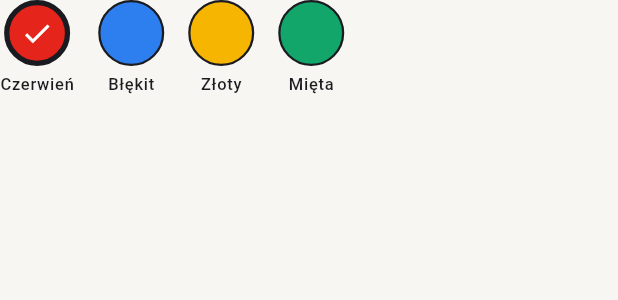
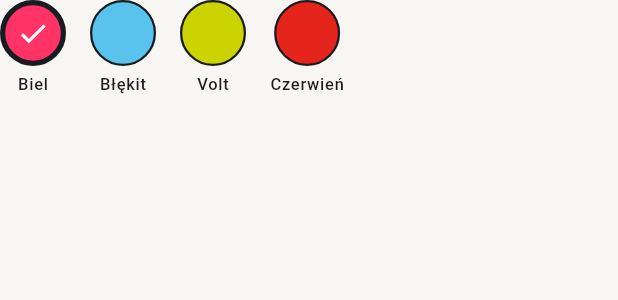
Before and after one commit to adrianbryniarski-tech/Test-e, a Flutter app: the _MangaPaletteRow widget shown alone on an empty page, opened directly, on a phone screen of 412 x 824 dp. Shown: the top 300 px of the screen. Run offline on Flutter 3.47's test engine with Material 3 defaults, Android fonts, the phone set to English and light mode, and no system bars; our stand-ins replace audioplayers, connectivity_plus, fl_chart, flutter_riverpod, go_router, permission_handler and 3 more; missing offline and left inert: vosk_flutter_2; accounts and stored records are empty; statements that could not run were skipped.

Commit message:
feat(theme): Manga wg specyfikacji — CasiOak bevel, żywe akcenty, sky blue, Space Mono (#63)
- Ścięte rogi „CasiOak" (BeveledRectangleBorder) na kartach i przyciskach.
- Żywy kolor akcentu wymuszony na ColorScheme (Material przygaszał ziarno) —
  przyciski w pełnym #FF3366 / volt / czerwień.
- Paleta wg spec: Biel (#FFF + róż), Błękit (tło #59C2ED), Volt, Czerwień.
  MangaPalette niesie teraz tło + akcent; wątek przez AppTheme/main.
- Czcionka Space Mono (monospace, techniczna) zamiast Bangers.
- Gęstszy raster screentone (gap 8, mocniejszy).

https://claude.ai/code/session_01JtSHusB6BudNpnoNKpFrCS

Co-authored-by: Claude <noreply@anthropic.com>

```diff
--- a/lib/app/theme.dart
+++ b/lib/app/theme.dart
@@ -33,14 +33,12 @@ enum AppThemeVariant {
   ),
   cyber(
     label: 'Cyber',
-    description:
-        'Neonowy zielony + czarne OLED. Cyberpunk 2026 — najlepszy w '
+    description: 'Neonowy zielony + czarne OLED. Cyberpunk 2026 — najlepszy w '
         'trybie ciemnym.',
   ),
   synthwave(
     label: 'Synthwave',
-    description:
-        'Magenta + cyan retro 80s. Mocny vibe, świetlist w ciemnym.',
+    description: 'Magenta + cyan retro 80s. Mocny vibe, świetlist w ciemnym.',
   ),
   galaktyka(
     label: 'Galaktyka',
@@ -56,20 +54,17 @@ enum AppThemeVariant {
   ),
   plastelina(
     label: 'Plastelina',
-    description:
-        'Miękkie, puszyste karty jak z gliny (claymorphism). Ciepłe '
+    description: 'Miękkie, puszyste karty jak z gliny (claymorphism). Ciepłe '
         'pastele, delikatne cienie.',
   ),
   aurora(
     label: 'Aurora',
-    description:
-        'Minimal premium: dużo bieli/czerni, wielka typografia, jeden '
+    description: 'Minimal premium: dużo bieli/czerni, wielka typografia, jeden '
         'żywy akcent. Czysto i nowocześnie.',
   ),
   dragonBall(
     label: 'Dragon Ball',
-    description:
-        'Świat Dragon Ball: pomarańcz gi i energia ki, złote akcenty, '
+    description: 'Świat Dragon Ball: pomarańcz gi i energia ki, złote akcenty, '
         'gruba „anime" typografia. Smocza kula w rogu.',
   ),
   pokemon(
@@ -80,8 +75,7 @@ enum AppThemeVariant {
   ),
   manga(
     label: 'Manga',
-    description:
-        'Czarno-biały komiks: grube czarne kontury, kropkowy raster '
+    description: 'Czarno-biały komiks: grube czarne kontury, kropkowy raster '
         '(screentone), czerwony akcent, komiksowe ikony i czcionka.',
   );
 
@@ -121,18 +115,24 @@ enum AppThemeVariant {
       };
 }
 
-/// Zestawy kolorów akcentu dla motywu „Manga" (jak różne wersje zegarków
-/// GA-2100 MNG). Zmienia kolor wiodący; reszta zostaje czarno-biała.
+/// Zestawy kolorów dla motywu „Manga" (jak wersje zegarków GA-2100 MNG).
+/// Każdy ma kolor akcentu (przyciski/akcje) i kolor tła w trybie jasnym.
+/// W trybie ciemnym tło zawsze = czysta czerń OLED.
 enum MangaPalette {
-  czerwien('Czerwień', Color(0xFFE5241B)),
-  blekit('Błękit', Color(0xFF2D7FF0)),
-  zloty('Złoty', Color(0xFFF5B500)),
-  mieta('Mięta', Color(0xFF12A66B));
+  biel('Biel', accent: Color(0xFFFF3366), background: Color(0xFFFFFFFF)),
+  blekit('Błękit', accent: Color(0xFFFF3366), background: Color(0xFF59C2ED)),
+  volt('Volt', accent: Color(0xFFCBD400), background: Color(0xFFFFFFFF)),
+  klasyk('Czerwień', accent: Color(0xFFE5241B), background: Color(0xFFFFFFFF));
 
-  const MangaPalette(this.label, this.accent);
+  const MangaPalette(
+    this.label, {
+    required this.accent,
+    required this.background,
+  });
 
   final String label;
   final Color accent;
+  final Color background;
 }
 
 /// Builder ThemeData dla wszystkich wariantów [AppThemeVariant]
@@ -145,22 +145,41 @@ class AppTheme {
   static const Color incomeAccent = Color(0xFF4AE89E);
   static const Color expenseAccent = Color(0xFFE07A7A);
 
-  static ThemeData light(AppThemeVariant variant, {Color? mangaAccent}) =>
-      _build(variant, Brightness.light, mangaAccent);
-  static ThemeData dark(AppThemeVariant variant, {Color? mangaAccent}) =>
-      _build(variant, Brightness.dark, mangaAccent);
+  static ThemeData light(
+    AppThemeVariant variant, {
+    MangaPalette? mangaPalette,
+  }) =>
+      _build(variant, Brightness.light, mangaPalette);
+  static ThemeData dark(
+    AppThemeVariant variant, {
+    MangaPalette? mangaPalette,
+  }) =>
+      _build(variant, Brightness.dark, mangaPalette);
 
   static ThemeData _build(
     AppThemeVariant variant,
     Brightness brightness, [
-    Color? mangaAccent,
+    MangaPalette? mangaPalette,
   ]) {
-    final spec = _specFor(variant, brightness, mangaAccent);
+    final spec = _specFor(variant, brightness, mangaPalette);
 
-    final colorScheme = ColorScheme.fromSeed(
+    var colorScheme = ColorScheme.fromSeed(
       seedColor: spec.seed,
       brightness: brightness,
     ).copyWith(surface: spec.surface);
+
+    // Manga = „krzykliwy" komiks: kolor akcentu MUSI być żywy (Material
+    // domyślnie go przygasza), a tekst na nim czarny/biały wg jasności.
+    if (variant == AppThemeVariant.manga) {
+      final onAccent =
+          spec.seed.computeLuminance() > 0.5 ? Colors.black : Colors.white;
+      colorScheme = colorScheme.copyWith(
+        primary: spec.seed,
+        onPrimary: onAccent,
+        secondary: spec.seed,
+        onSecondary: onAccent,
+      );
+    }
 
     final base = brightness == Brightness.light
         ? ThemeData.light(useMaterial3: true)
@@ -174,16 +193,17 @@ class AppTheme {
         ? BorderSide(color: spec.cardBorder!, width: spec.cardBorderWidth)
         : BorderSide.none;
     final isComic = variant.isComic;
+    final isManga = variant == AppThemeVariant.manga;
 
-    // Kształt przycisków zależny od motywu — żeby motywy różniły się nie
-    // tylko kolorem: pigułka (clay), ostre prostokąty (mono/cyber/terminal),
-    // zaokrąglone (reszta). Kredka dokłada gruby czarny obrys.
+    // Kształt przycisków zależny od motywu: pigułka (clay), ośmiokąt „CasiOak"
+    // (Manga — ścięte rogi), ostre prostokąty (mono/cyber), zaokrąglone (reszta).
     final buttonShape = switch (variant) {
       AppThemeVariant.plastelina => StadiumBorder(side: borderSide),
-      AppThemeVariant.mono ||
-      AppThemeVariant.cyber ||
-      AppThemeVariant.manga =>
-        RoundedRectangleBorder(
+      AppThemeVariant.manga => BeveledRectangleBorder(
+          borderRadius: BorderRadius.circular(8),
+          side: borderSide,
+        ),
+      AppThemeVariant.mono || AppThemeVariant.cyber => RoundedRectangleBorder(
           borderRadius: BorderRadius.circular(2),
           side: borderSide,
         ),
@@ -192,6 +212,17 @@ class AppTheme {
           side: borderSide,
         ),
     };
+
+    // Kształt kart: Manga = ośmiokątna koperta (bevel), reszta = zaokrąglona.
+    final ShapeBorder cardShape = isManga
+        ? BeveledRectangleBorder(
+            borderRadius: BorderRadius.circular(10),
+            side: borderSide,
+          )
+        : RoundedRectangleBorder(
+            borderRadius: BorderRadius.circular(borderRadius),
+            side: borderSide,
+          );
 
     return base.copyWith(
       colorScheme: colorScheme,
@@ -202,10 +233,7 @@ class AppTheme {
         elevation: spec.cardElevation,
         shadowColor:
             spec.cardElevation > 0 ? colorScheme.shadow : Colors.transparent,
-        shape: RoundedRectangleBorder(
-          borderRadius: BorderRadius.circular(borderRadius),
-          side: borderSide,
-        ),
+        shape: cardShape,
         margin: EdgeInsets.zero,
       ),
       appBarTheme: AppBarTheme(
@@ -264,7 +292,7 @@ class AppTheme {
   static _ThemeSpec _specFor(
     AppThemeVariant variant,
     Brightness brightness, [
-    Color? mangaAccent,
+    MangaPalette? mangaPalette,
   ]) {
     final isDark = brightness == Brightness.dark;
     return switch (variant) {
@@ -397,15 +425,18 @@ class AppTheme {
       // akcent z palety, grube kontury, gęsty raster, ostre panele (radius 0)
       // i komiksowe nagłówki (Bangers). Tryb ciemny = „manga nocą".
       AppThemeVariant.manga => _ThemeSpec(
-          seed: mangaAccent ?? const Color(0xFFE5241B),
-          background:
-              isDark ? const Color(0xFF000000) : const Color(0xFFFFFFFF),
+          seed: mangaPalette?.accent ?? const Color(0xFFFF3366),
+          // Tło wg palety w trybie jasnym (biel / sky blue), czerń OLED w
+          // ciemnym. Karty zawsze białe (kontrast jak modal na zegarku).
+          background: isDark
+              ? const Color(0xFF000000)
+              : (mangaPalette?.background ?? const Color(0xFFFFFFFF)),
           surface: isDark ? const Color(0xFF121212) : const Color(0xFFFFFFFF),
           cardElevation: 0,
           cardBorder:
-              isDark ? const Color(0xFFFFFFFF) : const Color(0xFF111111),
+              isDark ? const Color(0xFFFFFFFF) : const Color(0xFF000000),
           cardBorderWidth: 3,
-          headingFontFamily: 'Bangers',
+          fontFamily: 'SpaceMono',
         ),
     };
   }
--- a/lib/features/settings/application/theme_providers.dart
+++ b/lib/features/settings/application/theme_providers.dart
@@ -51,7 +51,7 @@ class MangaPaletteNotifier extends Notifier<MangaPalette> {
   @override
   MangaPalette build() {
     _load();
-    return MangaPalette.czerwien;
+    return MangaPalette.biel;
   }
 
   Future<void> _load() async {
@@ -60,7 +60,7 @@ class MangaPaletteNotifier extends Notifier<MangaPalette> {
     if (name == null) return;
     final loaded = MangaPalette.values.firstWhere(
       (p) => p.name == name,
-      orElse: () => MangaPalette.czerwien,
+      orElse: () => MangaPalette.biel,
     );
     if (loaded != state) state = loaded;
   }
--- a/lib/features/settings/presentation/settings_screen.dart
+++ b/lib/features/settings/presentation/settings_screen.dart
@@ -335,7 +335,13 @@ class _MangaPaletteRow extends ConsumerWidget {
     return Row(
       children: [
         for (final p in MangaPalette.values)
-          Padding(
+          Builder(
+            builder: (context) {
+              // Kolor wyróżniający: Błękit = tło, reszta = akcent.
+              final swatch = p.background == const Color(0xFFFFFFFF)
+                  ? p.accent
+                  : p.background;
+              return Padding(
                 padding: const EdgeInsets.only(right: 16),
                 child: GestureDetector(
                   onTap: () => ref.read(mangaPaletteProvider.notifier).set(p),
@@ -346,7 +352,7 @@ class _MangaPaletteRow extends ConsumerWidget {
                         width: 44,
                         height: 44,
                         decoration: BoxDecoration(
-                      color: p.accent,
+                          color: swatch,
                           shape: BoxShape.circle,
                           border: Border.all(
                             color: ink,
@@ -356,16 +362,21 @@ class _MangaPaletteRow extends ConsumerWidget {
                         child: selected == p
                             ? Icon(
                                 Icons.check,
-                            color: _onAccent(p.accent),
+                                color: _onAccent(swatch),
                                 size: 22,
                               )
                             : null,
                       ),
                       const SizedBox(height: 4),
-                  Text(p.label, style: Theme.of(context).textTheme.labelSmall),
+                      Text(
+                        p.label,
+                        style: Theme.of(context).textTheme.labelSmall,
+                      ),
                     ],
                   ),
                 ),
+              );
+            },
           ),
       ],
     );
--- a/lib/shared/widgets/neon_gradient_background.dart
+++ b/lib/shared/widgets/neon_gradient_background.dart
@@ -27,7 +27,7 @@ class NeonGradientBackground extends ConsumerWidget {
       // Manga = wyraźniejszy, gęstszy raster (jak screentone na zegarkach);
       // w ciemnym trybie białe kropki mocniejsze, żeby było je widać.
       final isManga = variant == AppThemeVariant.manga;
-      final alpha = isManga ? (isDark ? 0.16 : 0.10) : 0.06;
+      final alpha = isManga ? (isDark ? 0.18 : 0.13) : 0.06;
       return Stack(
         children: [
           Positioned.fill(
@@ -35,7 +35,7 @@ class NeonGradientBackground extends ConsumerWidget {
               child: CustomPaint(
                 painter: _HalftonePainter(
                   ink.withValues(alpha: alpha),
-                  gap: isManga ? 13 : 16,
+                  gap: isManga ? 8 : 16,
                 ),
                 isComplex: true,
               ),
```
Also changed, not shown: lib/main.dart (+5 -5 lines). Lines whose indentation alone changed are shown as unchanged.
